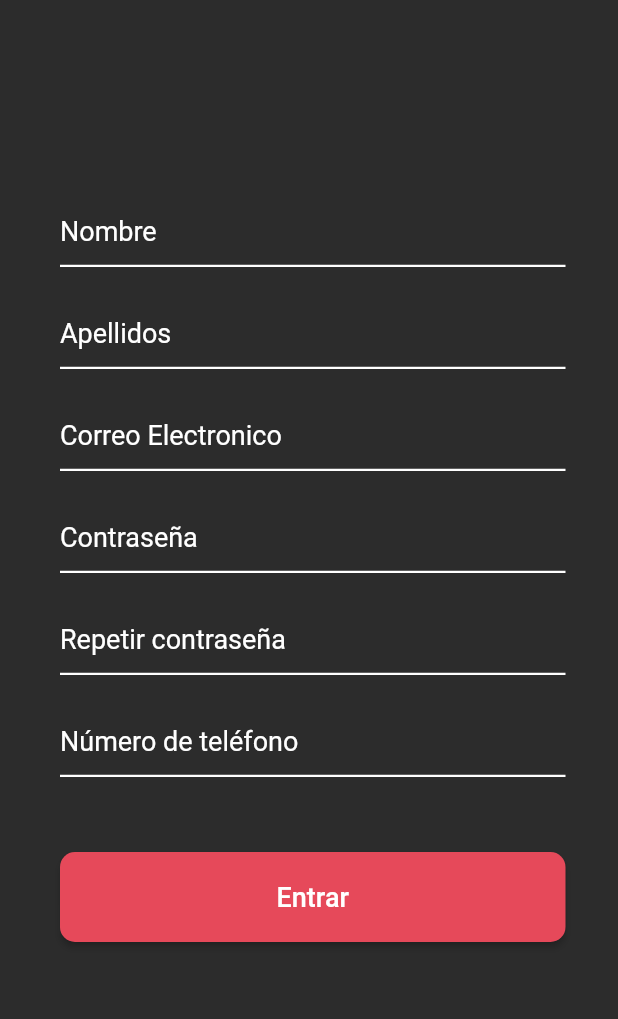
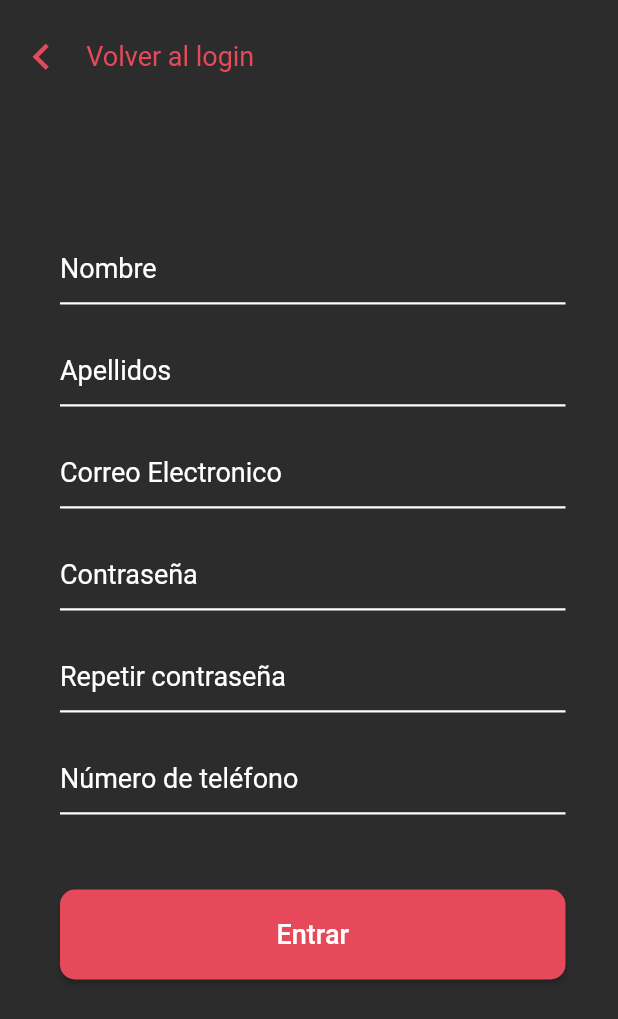
Before and after one commit to Canarygo1/cutHair, a Flutter app: the register screen opened directly, on a phone screen of 412 x 824 dp. Shown: the top 1019 px of the screen. Run offline on Flutter 3.47's test engine with Material 2 defaults, Android fonts, the phone set to English and light mode, and no system bars; our stand-ins replace font_awesome_flutter.

Commit message:
Login to Register terminado

```diff
--- a/lib/login.dart
+++ b/lib/login.dart
@@ -1,6 +1,8 @@
 import 'package:flutter/material.dart';
 import 'package:flutter/widgets.dart';
 import 'package:font_awesome_flutter/font_awesome_flutter.dart';
+import 'loginCode.dart';
+import 'register.dart';
 
 class login extends StatelessWidget {
 
@@ -94,12 +96,12 @@ class login extends StatelessWidget {
     );
   }
 
-  Widget TextRegister(){
+  Widget TextRegister(BuildContext context){
     return Container(
         padding: EdgeInsets.fromLTRB(40.0, 0.0, 35.0, 20.0),
         child: GestureDetector(
           onTap: (){
-
+            loginCode().pushPage(context, register());
           },
           child: Text(
             'Registrarse',
@@ -199,7 +201,7 @@ class login extends StatelessWidget {
             passWordTextField(),
             TextForgetPassword(),
             buttonLoginIn(),
-            TextRegister(),
+            TextRegister(context),
             lineDivisor(),
             facebookButton(),
           ],
--- a/lib/register.dart
+++ b/lib/register.dart
@@ -1,11 +1,13 @@
+import 'package:cuthair/login.dart';
 import 'package:flutter/material.dart';
 import 'package:flutter/widgets.dart';
+import 'loginCode.dart';
 
 class register extends StatelessWidget {
 
   Widget nombreTextField(){
     return Padding(
-      padding: const EdgeInsets.fromLTRB(40.0, 130.0, 35.0, 20.0),
+      padding: const EdgeInsets.fromLTRB(40.0, 100.0, 35.0, 20.0),
       child: TextFormField(
         decoration: InputDecoration(
           hintText: 'Nombre',
@@ -160,6 +162,37 @@ class register extends StatelessWidget {
     );
   }
 
+  Widget goBack(BuildContext context){
+    return Container(
+      padding: const EdgeInsets.fromLTRB(10.0, 20.0, 230.0, 0.0),
+          child: GestureDetector(
+            onTap: (){
+              loginCode().pushPage(context, login());
+            },
+            child: Row(
+              mainAxisAlignment: MainAxisAlignment.center,
+              children: [
+                Icon(
+                  Icons.navigate_before,
+                  color: Color.fromRGBO(230, 73, 90, 1),
+                  size: 35.0,
+                ),
+                Expanded(
+                  child: Text(
+                    'Volver al login',
+                    textAlign: TextAlign.center,
+                    style: TextStyle(
+                      color: Color.fromRGBO(230, 73, 90, 1),
+                      fontSize: 18.0,
+                    ),
+                  ),
+                )
+              ],
+            ),
+          )
+     );
+  }
+
   @override
   Widget build(BuildContext context) {
     return Scaffold(
@@ -167,6 +200,7 @@ class register extends StatelessWidget {
         color: Color.fromRGBO(300, 300, 300, 1),
         child: ListView(
           children: <Widget>[
+            goBack(context),
             nombreTextField(),
             apellidosTextField(),
             correoTextField(),
```
